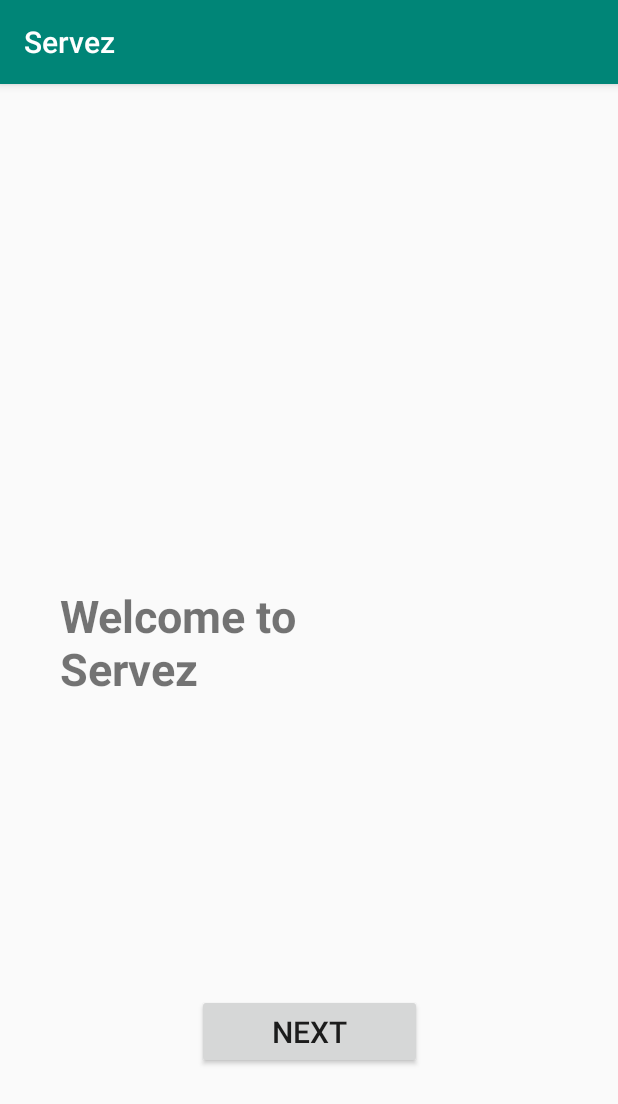
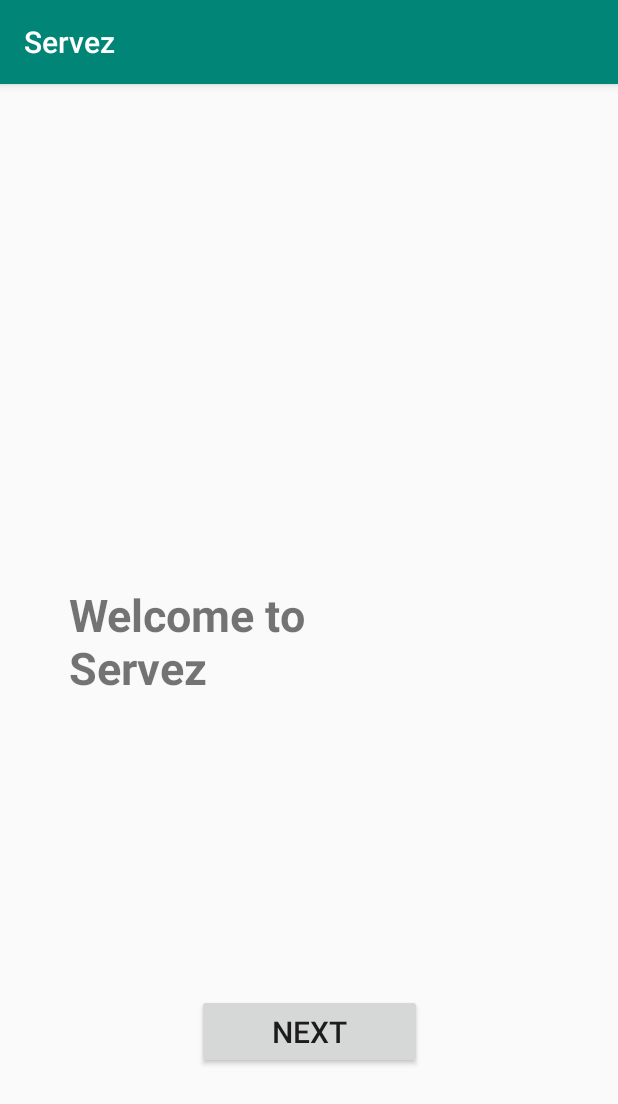
Before and after one commit to MukilanKarthikeyan/Servez, an Android app: the screen it shows after launch (MainActivity), on a phone screen of 412 x 824 dp. Shown: the top 1104 px of the screen. Run offline under Robolectric (Android 15) with nearby library versions, the phone set to English and light mode, and no system bars.

Commit message:
newest copy

```diff
--- a/app/build.gradle
+++ b/app/build.gradle
@@ -29,4 +29,5 @@ dependencies {
     testImplementation 'junit:junit:4.12'
     androidTestImplementation 'androidx.test.ext:junit:1.1.0'
     androidTestImplementation 'androidx.test.espresso:espresso-core:3.1.1'
+    implementation 'com.google.android.gms:play-services-auth:18.0.0'
 }
--- a/app/src/main/AndroidManifest.xml
+++ b/app/src/main/AndroidManifest.xml
@@ -1,11 +1,13 @@
 <?xml version="1.0" encoding="utf-8"?>
 <manifest xmlns:android="http://schemas.android.com/apk/res/android"
     package="com.example.servezy">
+
     <!--
          The ACCESS_COARSE/FINE_LOCATION permissions are not required to use
          Google Maps Android API v2, but you must specify either coarse or fine
          location permissions for the 'MyLocation' functionality.
     -->
+    <uses-permission android:name = "android.permission.INTERNET"/>
     <uses-permission android:name="android.permission.ACCESS_FINE_LOCATION" />
 
     <application
--- a/app/src/main/res/layout/activity_main.xml
+++ b/app/src/main/res/layout/activity_main.xml
@@ -13,14 +13,14 @@
         android:layout_marginLeft="30dp"
         android:layout_marginRight="30dp"
         android:text="@string/welcome"
+        android:textSize="30dp"
+        android:textStyle="bold"
         app:layout_constraintBottom_toBottomOf="parent"
-        app:layout_constraintHorizontal_bias="0.1"
+        app:layout_constraintHorizontal_bias="0.158"
         app:layout_constraintLeft_toLeftOf="parent"
         app:layout_constraintRight_toRightOf="parent"
         app:layout_constraintTop_toTopOf="parent"
-        app:layout_constraintVertical_bias="0.5"
-        android:textSize="30dp"
-        android:textStyle="bold"/>
+        app:layout_constraintVertical_bias="0.499" />
 
     <Button
         android:id="@+id/welcomeButton"
```
Also changed, not shown: build.gradle (+9 -0 lines), 1 other file.
